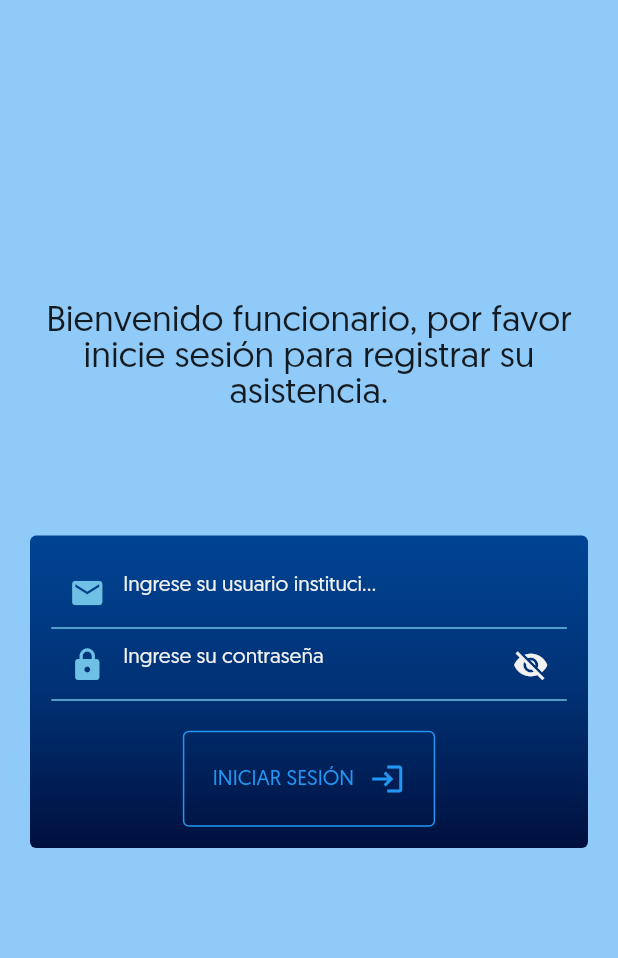
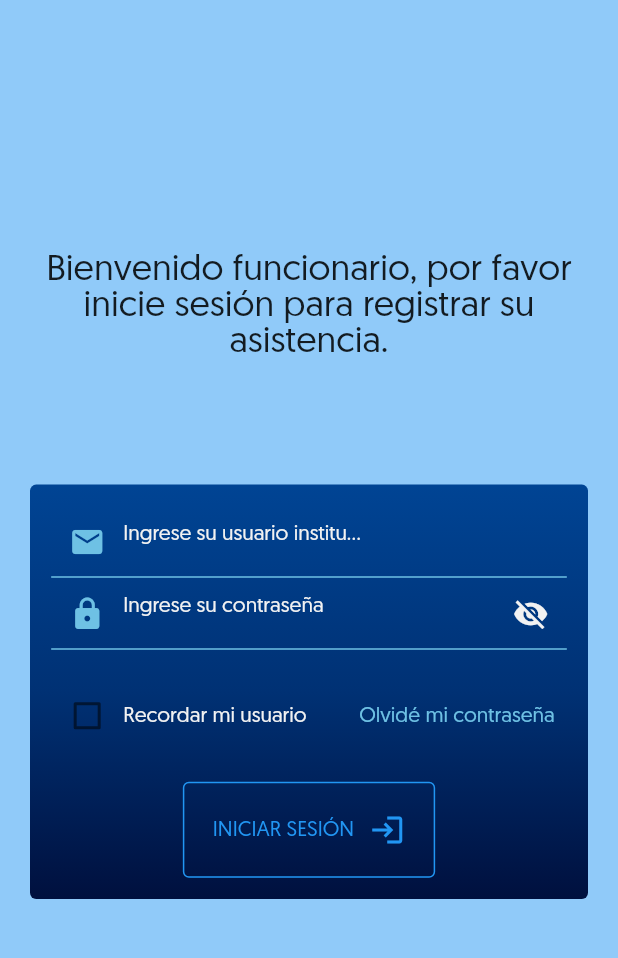
Before and after one commit to Camara-de-comercio-de-valledupar/control_asistencia_daemon, a Flutter app: the screen it shows after launch, on a phone screen of 412 x 824 dp, the part 84-1042 px from its top. Run offline on Flutter 3.47's test engine with Material 3 defaults, Android fonts, the phone set to English and light mode, and no system bars; our stand-ins replace bloc, equatable, flutter_bloc, shared_preferences; missing offline and left inert: window_manager.

Commit message:
Refactor code structure and add authentication service
- Refactor code structure to improve organization and maintainability
- Add authentication service to handle user authentication
- Export necessary services in the lib.dart file

```diff
--- a/lib/blocs/authentication/authentication_bloc.dart
+++ b/lib/blocs/authentication/authentication_bloc.dart
@@ -1,36 +1,105 @@
+import 'dart:async';
+import 'dart:developer';
 import 'package:bloc/bloc.dart';
 import 'package:control_asistencia_daemon/lib.dart';
 import 'package:equatable/equatable.dart';
+import 'package:flutter/foundation.dart';
+import 'package:shared_preferences/shared_preferences.dart';
 
 part 'authentication_event.dart';
 part 'authentication_state.dart';
 
 class AuthenticationBloc
     extends Bloc<AuthenticationEvent, AuthenticationState> {
-  AuthenticationBloc() : super(AuthenticationInitial()) {
-    on<AuthenticationEvent>((event, emit) async {
-      if (event is AuthenticationStarted) {
-        emit(AuthenticationInProgress());
-        await Future.delayed(const Duration(seconds: 2));
-        emit(AuthenticationInitial());
+  final AuthenticationService _authenticationService =
+      AuthenticationService.instance;
+
+  AuthenticationBloc() : super(const AuthenticationInitial()) {
+    on<AuthenticationEvent>(_logEvent);
+    on<AuthenticationStarted>(_onAuthenticationStarted);
+    on<AuthenticationLoginRequested>(_login);
+    on<AuthenticationLogoutRequested>(_logout);
+  }
+
+  void _logEvent(AuthenticationEvent event, Emitter<AuthenticationState> emit) {
+    if (kDebugMode) {
+      log("AuthenticationBloc -> event: $event");
+    }
+  }
+
+  FutureOr<void> _logout(AuthenticationLogoutRequested event,
+      Emitter<AuthenticationState> emit) async {
+    await _authenticationService.signOut();
+    emit(const AuthenticationInitial());
+  }
+
+  FutureOr<void> _login(event, emit) async {
+    emit(AuthenticationInProgress());
+    await Future.delayed(const Duration(seconds: 2));
+    String email = "${event.email}@ccvalledupar.org.co";
+    try {
+      final user = await _authenticationService.signInWithEmailAndPassword(
+          email, event.password);
+      await _rememberCredentials(
+          rememberMe: event.rememberMe,
+          email: event.email,
+          password: event.password);
+      emit(AuthenticationSuccess(user));
+    } catch (e) {
+      emit(AuthenticationFailure(e.toString()));
+    }
+    emit(const AuthenticationInvalidCredentialsFailure());
+  }
+
+  FutureOr<void> _rememberCredentials({
+    required bool rememberMe,
+    required String email,
+    required String password,
+  }) async {
+    if (rememberMe) {
+      SharedPreferences prefs = await SharedPreferences.getInstance();
+      prefs.setBool('rememberMe', rememberMe);
+      prefs.setString('email', email);
+      prefs.setString('password', password);
+    }
+  }
+
+  FutureOr<void> _forgetCredentials() async {
+    SharedPreferences prefs = await SharedPreferences.getInstance();
+    prefs.remove('rememberMe');
+    prefs.remove('email');
+    prefs.remove('password');
+  }
+
+  FutureOr<void> _getRememberedCredentials(
+      AuthenticationStarted event, Emitter<AuthenticationState> emit) async {
+    SharedPreferences prefs = await SharedPreferences.getInstance();
+    final rememberMe = prefs.getBool('rememberMe') ?? false;
+    if (rememberMe) {
+      final email = prefs.getString('email') ?? '';
+      final password = prefs.getString('password') ?? '';
+      final rememberMe = prefs.getBool('rememberMe') ?? false;
+      emit(AuthenticationInitial(
+          email: email, password: password, rememberMe: rememberMe));
+    }
+  }
+
+  void _onAuthenticationStarted(
+      AuthenticationStarted event, Emitter<AuthenticationState> emit) async {
+    emit(AuthenticationInProgress());
+    await Future.delayed(const Duration(seconds: 2));
+    try {
+      final member = await _authenticationService.loggedInMember;
+      if (kDebugMode) {
+        log("AuthenticationBloc -> member: $member");
       }
-      if (event is AuthenticationLoginRequested) {
-        emit(AuthenticationInProgress());
-        await Future.delayed(const Duration(seconds: 2));
-        if (event.email == "test_1@example.com" && event.password == "1234") {
-          emit(const AuthenticationSuccess(User(
-            email: "test_1@example.com",
-            firstName: "John",
-            lastName: "Doe",
-            id: "1",
-          )));
-        } else {
-          emit(const AuthenticationInvalidCredentialsFailure());
-        }
+      if (member != null) {
+        emit(AuthenticationSuccess(member));
+      } else {
+        emit(const AuthenticationInitial());
       }
-      if (event is AuthenticationLogoutRequested) {
-        emit(AuthenticationInitial());
-      }
-    });
+    } catch (e) {
+      emit(const AuthenticationUnknownFailure());
+    }
   }
 }
--- a/lib/blocs/authentication/authentication_event.dart
+++ b/lib/blocs/authentication/authentication_event.dart
@@ -12,11 +12,15 @@ final class AuthenticationStarted extends AuthenticationEvent {}
 final class AuthenticationLoginRequested extends AuthenticationEvent {
   final String email;
   final String password;
+  final bool rememberMe;
 
-  const AuthenticationLoginRequested(this.email, this.password);
+  const AuthenticationLoginRequested(
+      this.email, this.password, this.rememberMe);
 
   @override
   List<Object> get props => [email, password];
 }
 
 final class AuthenticationLogoutRequested extends AuthenticationEvent {}
+
+final class AuthenticationForgotPasswordRequested extends AuthenticationEvent {}
--- a/lib/blocs/authentication/authentication_state.dart
+++ b/lib/blocs/authentication/authentication_state.dart
@@ -7,15 +7,25 @@ sealed class AuthenticationState extends Equatable {
   List<Object> get props => [];
 }
 
-final class AuthenticationInitial extends AuthenticationState {}
+final class AuthenticationInitial extends AuthenticationState {
+  final String email;
+  final String password;
+  final bool rememberMe;
+
+  const AuthenticationInitial({
+    this.email = "",
+    this.password = "",
+    this.rememberMe = false,
+  });
+}
 
 final class AuthenticationSuccess extends AuthenticationState {
-  final User user;
+  final Member member;
 
-  const AuthenticationSuccess(this.user);
+  const AuthenticationSuccess(this.member);
 
   @override
-  List<Object> get props => [user];
+  List<Object> get props => [member];
 }
 
 final class AuthenticationInProgress extends AuthenticationState {}
@@ -35,6 +45,6 @@ final class AuthenticationInvalidCredentialsFailure
       : super("invalid-credentials");
 }
 
-final class AuthenticationUserNotFoundFailure extends AuthenticationFailure {
-  const AuthenticationUserNotFoundFailure() : super("user-not-found");
+final class AuthenticationUnknownFailure extends AuthenticationFailure {
+  const AuthenticationUnknownFailure() : super("unknown-error");
 }
--- a/lib/lib.dart
+++ b/lib/lib.dart
@@ -3,5 +3,6 @@ export 'blocs/blocs.dart';
 export 'main.dart';
 export 'models/models.dart';
 export 'screens/screens.dart';
+export 'services/services.dart';
 export 'theme/theme.dart';
 export 'widgets/widgets.dart';
--- a/lib/models/user.dart
+++ b/lib/models/user.dart
@@ -1,12 +1,12 @@
 import 'package:equatable/equatable.dart';
 
-class User extends Equatable {
+class Member extends Equatable {
   final String id;
   final String firstName;
   final String lastName;
   final String email;
 
-  const User(
+  const Member(
       {required this.firstName,
       required this.lastName,
       required this.email,
--- a/lib/screens/login.screen.dart
+++ b/lib/screens/login.screen.dart
@@ -1,13 +1,32 @@
 import 'package:control_asistencia_daemon/lib.dart';
 import 'package:flutter/material.dart';
+import 'package:flutter_bloc/flutter_bloc.dart';
 
-class LoginScreen extends StatelessWidget {
+class LoginScreen extends StatefulWidget {
   const LoginScreen({super.key});
 
   @override
+  State<LoginScreen> createState() => _LoginScreenState();
+}
+
+class _LoginScreenState extends State<LoginScreen> {
+  final _emailCtrl = TextEditingController();
+  final _passwordCtrl = TextEditingController();
+  final _rememberMe = ValueNotifier<bool>(false);
+  @override
   Widget build(BuildContext context) {
     final spacerY = MediaQuery.of(context).size.height * 0.1;
-    return GuestLayout(
+
+    return BlocListener<AuthenticationBloc, AuthenticationState>(
+      listener: (context, state) {
+        if (state is AuthenticationInitial) {
+          _emailCtrl.text = state.email;
+          _passwordCtrl.text = state.password;
+          _rememberMe.value = state.rememberMe;
+          setState(() {});
+        }
+      },
+      child: GuestLayout(
         child: Column(
           mainAxisSize: MainAxisSize.min,
           children: [
@@ -27,11 +46,50 @@ class LoginScreen extends StatelessWidget {
                   child: Column(
                     mainAxisSize: MainAxisSize.min,
                     children: [
-                    const EmailField(),
-                    const PasswordField(),
+                      EmailField(
+                        controller: _emailCtrl,
+                      ),
+                      PasswordField(
+                        controller: _passwordCtrl,
+                      ),
+                      const SizedBox(height: 20),
+                      Row(
+                        mainAxisAlignment: MainAxisAlignment.center,
+                        crossAxisAlignment: CrossAxisAlignment.center,
+                        children: [
+                          Checkbox(
+                              value: _rememberMe.value,
+                              onChanged: (value) {
+                                _rememberMe.value = value!;
+                                setState(() {});
+                              }),
+                          const Text("Recordar mi usuario"),
+                          const Spacer(),
+                          TextButton(
+                            onPressed: () {
+                              BlocProvider.of<AuthenticationBloc>(context)
+                                  .add(AuthenticationForgotPasswordRequested());
+                            },
+                            child: Text(
+                              "Olvidé mi contraseña",
+                              style: TextStyle(
+                                color: Theme.of(context).primaryColor,
+                              ),
+                            ),
+                          ),
+                        ],
+                      ),
                       const SizedBox(height: 20),
                       LoginButton(
-                      onPressed: () {},
+                        onPressed: () {
+                          BlocProvider.of<AuthenticationBloc>(context).add(
+                            AuthenticationLoginRequested(
+                              _emailCtrl.text,
+                              _passwordCtrl.text,
+                              _rememberMe.value,
+                            ),
+                          );
+                        },
                       ),
                     ],
                   ),
@@ -40,6 +98,7 @@ class LoginScreen extends StatelessWidget {
             ),
           ],
         ),
+      ),
     );
   }
 }
--- /dev/null
+++ b/lib/services/authentication.service.dart
@@ -0,0 +1,31 @@
+import 'dart:async';
+
+import 'package:control_asistencia_daemon/lib.dart';
+
+class AuthenticationService {
+  static final AuthenticationService instance =
+      AuthenticationService._internal();
+
+  AuthenticationService._internal();
+
+  Future<Member> signInWithEmailAndPassword(
+      String email, String password) async {
+    // TODO: Implement authentication
+    throw UnimplementedError();
+  }
+
+  FutureOr<Member?> get loggedInMember {
+    // TODO: Implement authentication
+    throw UnimplementedError();
+  }
+
+  Stream<Member?> get memberChanges {
+    // TODO Implement authentication
+    throw UnimplementedError();
+  }
+
+  Future<void> signOut() async {
+    // TODO: Implement authentication
+    throw UnimplementedError();
+  }
+}
--- /dev/null
+++ b/lib/services/services.dart
@@ -0,0 +1 @@
+export 'authentication.service.dart';
--- a/lib/widgets/email_field.dart
+++ b/lib/widgets/email_field.dart
@@ -20,7 +20,7 @@ class EmailField extends StatelessWidget {
       this.textInputAction,
       this.style,
       this.strutStyle,
-      this.suffixText = "ccvalledupar.org.co"});
+      this.suffixText = "@ccvalledupar.org.co"});
 
   @override
   Widget build(BuildContext context) {
@@ -29,6 +29,10 @@ class EmailField extends StatelessWidget {
               Theme.of(context).inputDecorationTheme.hintStyle?.color,
         );
     return TextFormField(
+      controller: controller,
+      focusNode: focusNode,
+      keyboardType: keyboardType,
+      textInputAction: textInputAction,
       style: textStyle,
       decoration: InputDecoration(
         prefixIcon: const Icon(Icons.email),
```
Also changed, not shown: lib/main.dart (+2 -17 lines), lib/repositories/user.repository.dart (added, +15 -0 lines), pubspec.yaml (+1 -11 lines), firebase.json (deleted), lib/firebase_options.dart (deleted), pubspec.lock, 5 other files. Lines whose indentation alone changed are shown as unchanged.
